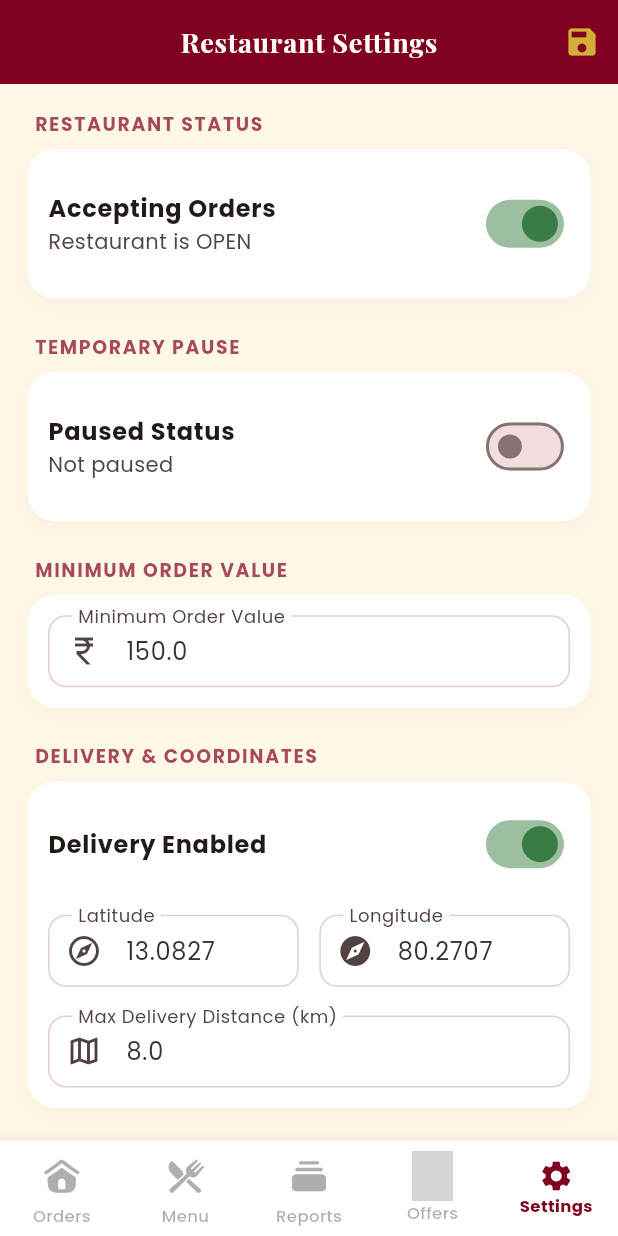
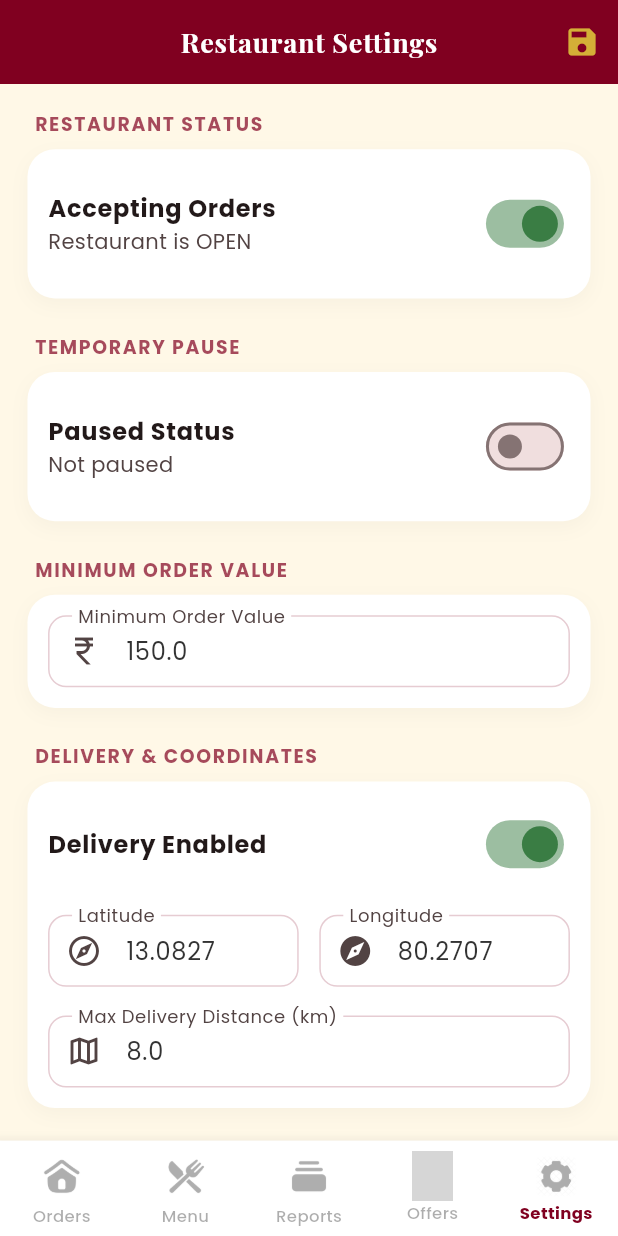
Before and after one commit to Tamil2612/maruthi_eats_admin, a Flutter app: the screen it shows once a user with an empty profile is signed in, item 5 of the bottom bar chosen, on a phone screen of 412 x 824 dp. Run offline on Flutter 3.47's test engine with Material 3 defaults, Android fonts, the phone set to English and light mode, and no system bars; our stand-ins replace audioplayers, cloud_firestore, cloud_functions, firebase_auth, firebase_core, firebase_messaging and 4 more; accounts and stored records are empty; grey boxes are pictures that could not be loaded.

Commit message:
Add custom settings menu icon asset

```diff
--- a/lib/screens/home_shell.dart
+++ b/lib/screens/home_shell.dart
@@ -190,9 +190,11 @@ class _HomeShellState extends State<HomeShell> with WidgetsBindingObserver {
                     width: 24.w, height: 28.h),
                 label: 'Offers',
               ),
-              const BottomNavigationBarItem(
-                icon: Icon(Icons.settings_outlined),
-                activeIcon: Icon(Icons.settings),
+              BottomNavigationBarItem(
+                icon: _buildIcon('assets/icons/settings_menu.png', false,
+                    width: 24.w, height: 28.h),
+                activeIcon: _buildIcon('assets/icons/settings_menu.png', false,
+                    width: 24.w, height: 28.h),
                 label: 'Settings',
               ),
             ],
```
Also changed, not shown: assets/icons/settings_menu.png (added).
